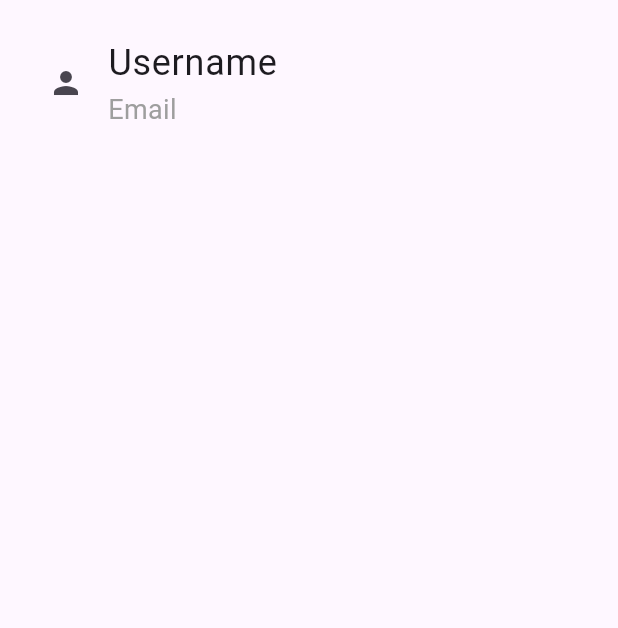
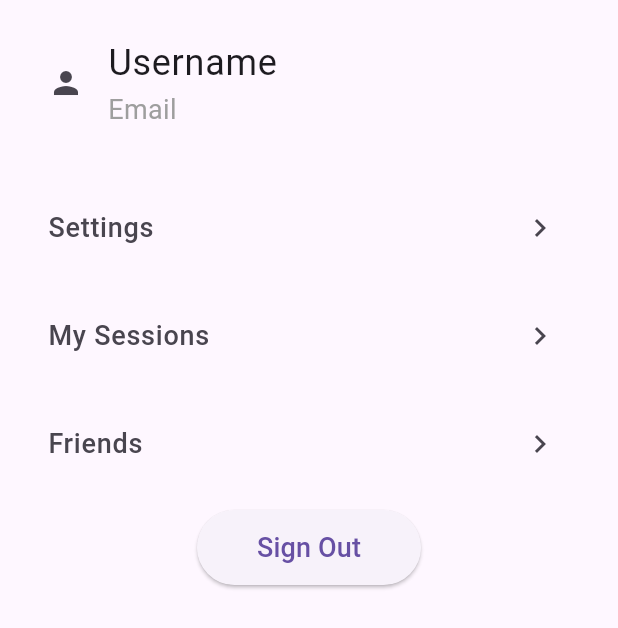
Before and after one commit to Akalexsis/MAD-Vibzcheck, a Flutter app: the screen it shows after launch, on a phone screen of 412 x 824 dp. Shown: the top 628 px of the screen. Run offline on Flutter 3.47's test engine with Material 3 defaults, Android fonts, the phone set to English and light mode, and no system bars; our stand-ins replace firebase_auth, firebase_core; accounts and stored records are empty; statements that could not run were skipped.

Commit message:
update - add signout button and additional setting options to profile page

```diff
--- a/lib/screens/profile.dart
+++ b/lib/screens/profile.dart
@@ -1,5 +1,6 @@
 /*
-    Purpose - Allow users to view their information
+  Author - Kayla Thornton
+  Purpose - Allow users to view their information
  */
 import 'package:flutter/material.dart';
 import 'package:firebase_core/firebase_core.dart';
@@ -16,9 +17,9 @@ class _ProfilePageState extends State<ProfilePage> {
    // initialize authentication service to use service methods
    final AuthService _service = AuthService();
 
-//    void signOut() {
-//     _service.signOut();
-//    }
+   void _signOut() {
+    _service.signOut();
+   }
 
   @override
   Widget build(BuildContext context) {
@@ -35,7 +36,37 @@ class _ProfilePageState extends State<ProfilePage> {
             ),
             SizedBox(height: 30),
 
+            ListTile(
+              leading: Text('Settings', style: TextStyle(fontSize:18,)),
+              trailing: Icon(Icons.chevron_right)
+              // TO-DO - IMPLEMENT ON TAP FUNCTION TO GO TO SETTINGS PAGE
+            ),
+            SizedBox(height: 16),
 
+            ListTile(
+              leading: Text('My Sessions', style: TextStyle(fontSize:18,)),
+              trailing: Icon(Icons.chevron_right)
+              // TO-DO - NAVIGATE TO LISTENING SESSIONS PAGE
+            ),
+            SizedBox(height: 16),
+
+            ListTile(
+              leading: Text('Friends', style: TextStyle(fontSize:18,)),
+              trailing: Icon(Icons.chevron_right)
+              // TO-DO - SHOW ALL FRIENDS
+            ),
+            SizedBox(height: 16),
+
+            ElevatedButton(
+              onPressed: () { _signOut(); },
+              style: ElevatedButton.styleFrom(
+                padding: const EdgeInsets.symmetric(horizontal: 40, vertical: 12),
+              ),
+              child: const Text(
+                'Sign Out',
+                style: TextStyle(fontSize: 18,),
+              ),
+            ),
           ],
         ),
       )
```
Also changed, not shown: lib/screens/login.dart (indentation only).
